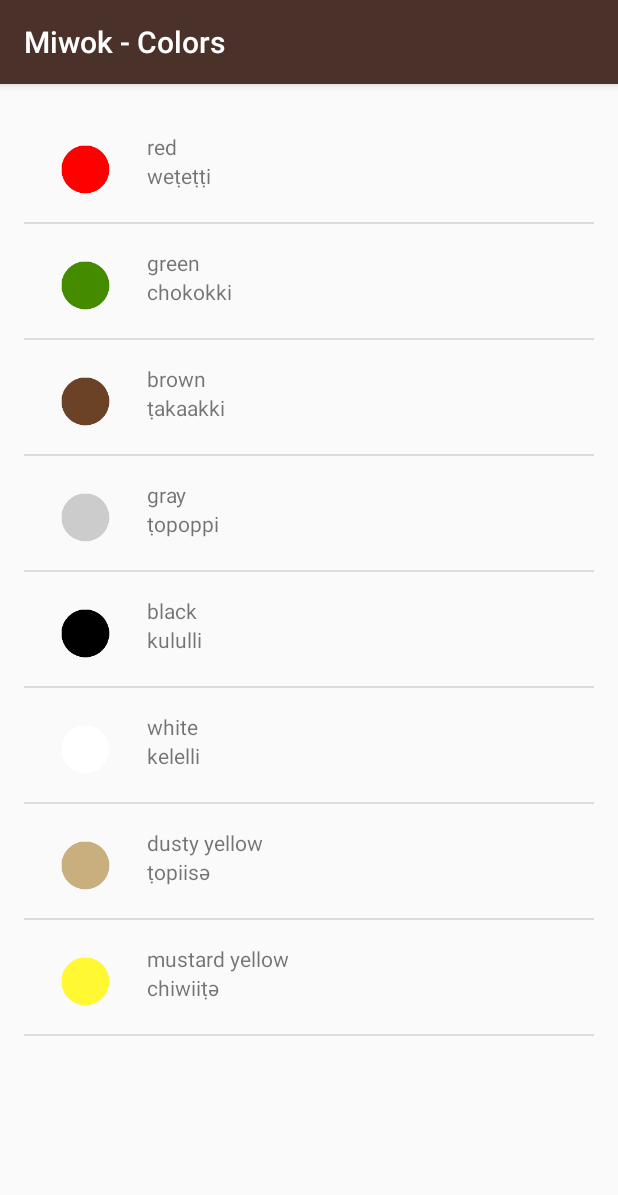
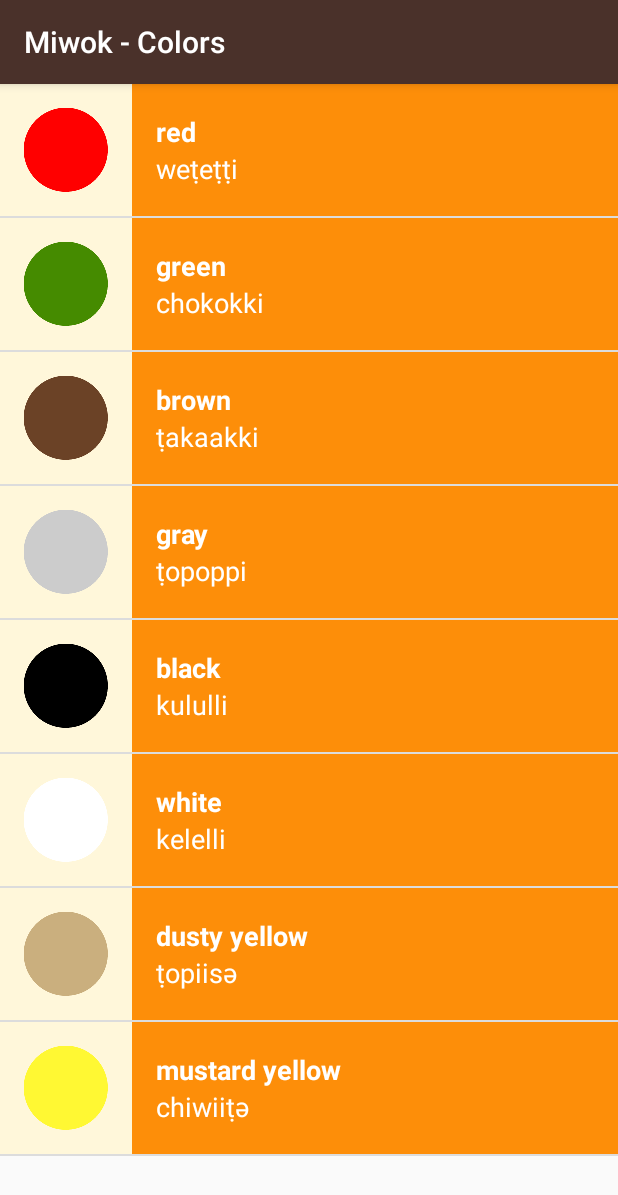
Before and after one commit to dirtfeast/Miwok, an Android app: the ColorsActivity screen opened directly, with no data from a screen before it, on a phone screen of 412 x 824 dp. Shown: the top 1195 px of the screen. Run offline under Robolectric (Android 15) with nearby library versions, the phone set to English and light mode, and no system bars.

Commit message:
Visual polish based on redline guide

```diff
--- a/app/src/main/res/layout/list_item.xml
+++ b/app/src/main/res/layout/list_item.xml
@@ -5,32 +5,45 @@
     xmlns:tool="http://schemas.android.com/tools"
     android:layout_width="match_parent"
     android:layout_height="match_parent"
-    android:orientation="horizontal"
-    android:paddingLeft="16dp"
-    android:paddingTop="16dp">
+    android:background="@color/tan_background"
+    android:orientation="horizontal">
 
     <ImageView
         android:id="@+id/list_item_icon"
-        android:layout_width="50dp"
-        android:layout_height="50dp"
-        android:src="@mipmap/ic_launcher"/>
+        android:layout_width="@dimen/list_item_height"
+        android:layout_height="@dimen/list_item_height"
+        android:background="@color/tan_background" />
 
     <LinearLayout
         android:layout_width="match_parent"
-        android:layout_height="60dp"
-        android:orientation="vertical"
-        android:paddingLeft="16dp">
+        android:layout_height="@dimen/list_item_height"
+        android:orientation="vertical">
 
         <TextView
             android:id="@+id/word_miwok"
             android:layout_width="match_parent"
-        android:layout_height="wrap_content"
+            android:layout_height="0dp"
+            android:layout_weight="1"
+            android:background="@color/category_numbers"
+            android:gravity="bottom"
+            android:paddingLeft="16dp"
+            android:textAppearance="?android:textAppearanceMedium"
+            android:textColor="@android:color/white"
+            android:textSize="18sp"
+            android:textStyle="bold"
             tool:text="Miwok" />
 
         <TextView
             android:id="@+id/word_english"
             android:layout_width="match_parent"
-        android:layout_height="wrap_content"
+            android:layout_height="0dp"
+            android:layout_weight="1"
+            android:background="@color/category_numbers"
+            android:gravity="top"
+            android:paddingLeft="16dp"
+            android:textAppearance="?android:textAppearanceMedium"
+            android:textColor="@android:color/white"
+            android:textSize="18sp"
             tool:text="English" />
 
     </LinearLayout>
--- a/app/src/main/res/layout/word_list.xml
+++ b/app/src/main/res/layout/word_list.xml
@@ -5,8 +5,4 @@
     android:layout_width="match_parent"
     android:layout_height="match_parent"
     android:orientation="vertical"
-    android:paddingBottom="@dimen/activity_vertical_margin"
-    android:paddingLeft="@dimen/activity_horizontal_margin"
-    android:paddingRight="@dimen/activity_horizontal_margin"
-    android:paddingTop="@dimen/activity_vertical_margin"
     tools:context="com.example.android.miwok.NumbersActivity" />
--- a/app/src/main/res/values-w820dp/dimens.xml
+++ /dev/null
@@ -1,20 +0,0 @@
-<!-- Copyright (C) 2016 The Android Open Source Project
-
-     Licensed under the Apache License, Version 2.0 (the "License");
-     you may not use this file except in compliance with the License.
-     You may obtain a copy of the License at
-
-          http://www.apache.org/licenses/LICENSE-2.0
-
-     Unless required by applicable law or agreed to in writing, software
-     distributed under the License is distributed on an "AS IS" BASIS,
-     WITHOUT WARRANTIES OR CONDITIONS OF ANY KIND, either express or implied.
-     See the License for the specific language governing permissions and
-     limitations under the License.
--->
-<resources>
-    <!-- Example customization of dimensions originally defined in res/values/dimens.xml
-         (such as screen margins) for screens with more than 820dp of available width. This
-         would include 7" and 10" devices in landscape (~960dp and ~1280dp respectively). -->
-    <dimen name="activity_horizontal_margin">64dp</dimen>
-</resources>
--- a/app/src/main/res/values/dimens.xml
+++ b/app/src/main/res/values/dimens.xml
@@ -15,7 +15,4 @@
 <resources>
     <!-- Height of each list item -->
     <dimen name="list_item_height">88dp</dimen>
-    <!-- Default screen margins, per the Android Design guidelines. -->
-    <dimen name="activity_horizontal_margin">16dp</dimen>
-    <dimen name="activity_vertical_margin">16dp</dimen>
 </resources>
```
Lines whose indentation alone changed are shown as unchanged.
